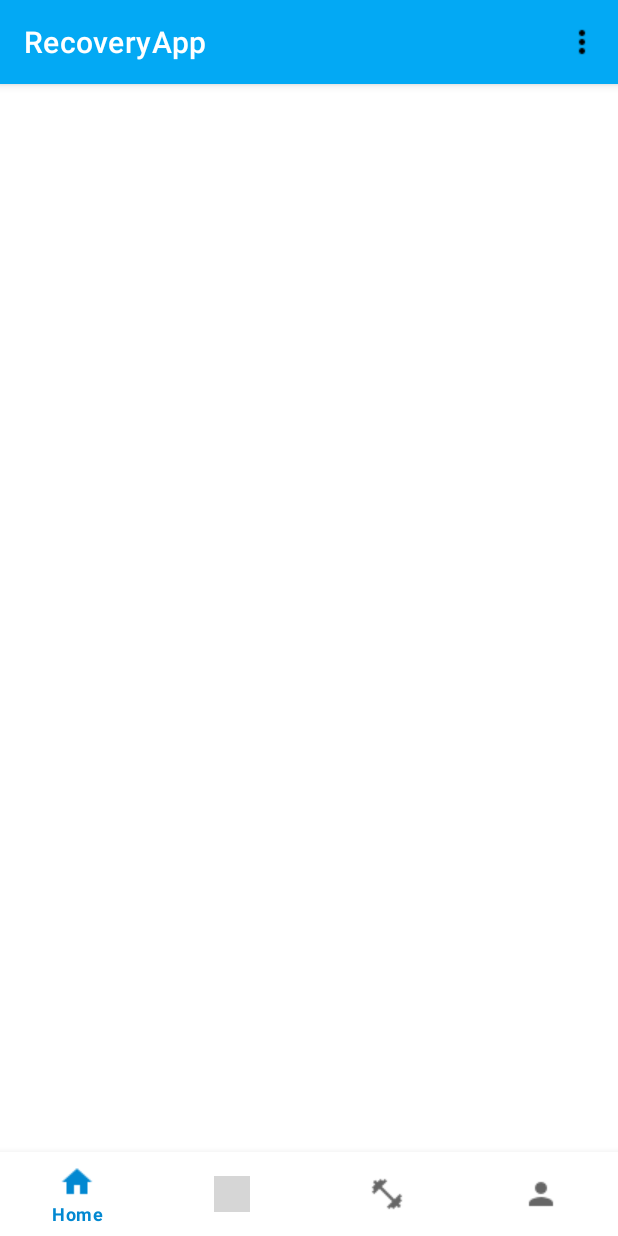
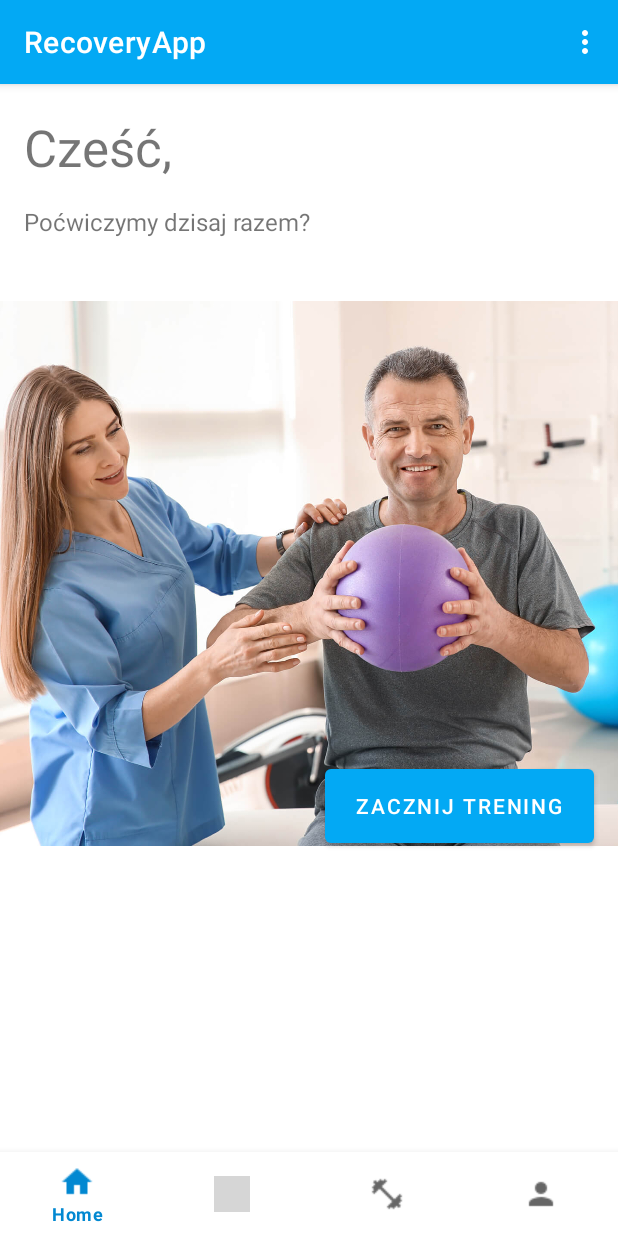
Before and after one commit to SebaPL21/RecoveryApp, an Android app: the screen it shows after launch (MainActivity), on a phone screen of 412 x 824 dp. Run offline under Robolectric (Android 15) with nearby library versions, the light colour scheme and no system bars; grey boxes are pictures that could not be loaded.

Commit message:
Add fragments to bottom navigation

```diff
--- a/app/build.gradle
+++ b/app/build.gradle
@@ -32,6 +32,7 @@ dependencies {
     implementation 'androidx.appcompat:appcompat:1.3.1'
     implementation 'com.google.android.material:material:1.4.0'
     implementation 'androidx.constraintlayout:constraintlayout:2.1.1'
+    implementation 'androidx.legacy:legacy-support-v4:1.0.0'
     testImplementation 'junit:junit:4.+'
     androidTestImplementation 'androidx.test.ext:junit:1.1.3'
     androidTestImplementation 'androidx.test.espresso:espresso-core:3.4.0'
--- a/app/src/main/AndroidManifest.xml
+++ b/app/src/main/AndroidManifest.xml
@@ -10,7 +10,7 @@
         android:supportsRtl="true"
         android:theme="@style/Theme.RecoveryApp">
         <activity
-            android:name=".viewmodel.MainActivity"
+            android:name=".activities.MainActivity"
             android:exported="true">
             <intent-filter>
                 <action android:name="android.intent.action.MAIN" />
--- /dev/null
+++ b/app/src/main/java/com/recoveryapp/activities/MainActivity.java
@@ -0,0 +1,66 @@
+package com.recoveryapp.activities;
+
+import androidx.annotation.NonNull;
+import androidx.appcompat.app.AppCompatActivity;
+import androidx.fragment.app.Fragment;
+import androidx.fragment.app.FragmentManager;
+
+import android.os.Bundle;
+import android.view.MenuItem;
+
+import com.google.android.material.bottomnavigation.BottomNavigationView;
+import com.google.android.material.navigation.NavigationBarView;
+import com.recoveryapp.fragments.ExercisesFragment;
+import com.recoveryapp.fragments.HomeFragment;
+import com.recoveryapp.fragments.ProfileFragment;
+import com.recoveryapp.R;
+import com.recoveryapp.fragments.WorkoutFragment;
+
+public class MainActivity extends AppCompatActivity {
+    final Fragment homeFragment = new HomeFragment();
+    final Fragment exercisesFragment = new ExercisesFragment();
+    final Fragment workoutFragment = new WorkoutFragment();
+    final Fragment profileFragment = new ProfileFragment();
+    final FragmentManager fragmentManager = getSupportFragmentManager();
+    Fragment active = homeFragment;
+
+    @Override
+    protected void onCreate(Bundle savedInstanceState) {
+        super.onCreate(savedInstanceState);
+        setContentView(R.layout.activity_main);
+
+        fragmentManager.beginTransaction().add(R.id.fragment_container, profileFragment, "4").hide(profileFragment).commit();
+        fragmentManager.beginTransaction().add(R.id.fragment_container, workoutFragment, "3").hide(workoutFragment).commit();
+        fragmentManager.beginTransaction().add(R.id.fragment_container, exercisesFragment, "2").hide(exercisesFragment).commit();
+        fragmentManager.beginTransaction().add(R.id.fragment_container,homeFragment, "1").commit();
+
+        BottomNavigationView bottomNavigation = findViewById(R.id.bottomNavigation);
+        bottomNavigation.setOnItemSelectedListener(new NavigationBarView.OnItemSelectedListener() {
+            @Override
+            public boolean onNavigationItemSelected(@NonNull MenuItem item) {
+                switch (item.getItemId()) {
+                    case R.id.home:
+                        fragmentManager.beginTransaction().hide(active).show(homeFragment).commit();
+                        active = homeFragment;
+                        return true;
+
+                    case R.id.exercises:
+                        fragmentManager.beginTransaction().hide(active).show(exercisesFragment).commit();
+                        active = exercisesFragment;
+                        return true;
+
+                    case R.id.work:
+                        fragmentManager.beginTransaction().hide(active).show(workoutFragment).commit();
+                        active = workoutFragment;
+                        return true;
+                    case R.id.profile:
+                        fragmentManager.beginTransaction().hide(active).show(profileFragment).commit();
+                        active = profileFragment;
+                        return true;
+                }
+                return false;
+            }
+        });
+    }
+
+}
--- /dev/null
+++ b/app/src/main/java/com/recoveryapp/fragments/ExercisesFragment.java
@@ -0,0 +1,66 @@
+package com.recoveryapp.fragments;
+
+import android.os.Bundle;
+
+import androidx.fragment.app.Fragment;
+
+import android.view.LayoutInflater;
+import android.view.View;
+import android.view.ViewGroup;
+
+import com.recoveryapp.R;
+
+/**
+ * A simple {@link Fragment} subclass.
+ * Use the {@link ExercisesFragment#newInstance} factory method to
+ * create an instance of this fragment.
+ */
+public class ExercisesFragment extends Fragment {
+
+    // TODO: Rename parameter arguments, choose names that match
+    // the fragment initialization parameters, e.g. ARG_ITEM_NUMBER
+    private static final String ARG_PARAM1 = "param1";
+    private static final String ARG_PARAM2 = "param2";
+
+    // TODO: Rename and change types of parameters
+    private String mParam1;
+    private String mParam2;
+
+    public ExercisesFragment() {
+        // Required empty public constructor
+    }
+
+    /**
+     * Use this factory method to create a new instance of
+     * this fragment using the provided parameters.
+     *
+     * @param param1 Parameter 1.
+     * @param param2 Parameter 2.
+     * @return A new instance of fragment ExercisesFragment.
+     */
+    // TODO: Rename and change types and number of parameters
+    public static ExercisesFragment newInstance(String param1, String param2) {
+        ExercisesFragment fragment = new ExercisesFragment();
+        Bundle args = new Bundle();
+        args.putString(ARG_PARAM1, param1);
+        args.putString(ARG_PARAM2, param2);
+        fragment.setArguments(args);
+        return fragment;
+    }
+
+    @Override
+    public void onCreate(Bundle savedInstanceState) {
+        super.onCreate(savedInstanceState);
+        if (getArguments() != null) {
+            mParam1 = getArguments().getString(ARG_PARAM1);
+            mParam2 = getArguments().getString(ARG_PARAM2);
+        }
+    }
+
+    @Override
+    public View onCreateView(LayoutInflater inflater, ViewGroup container,
+                             Bundle savedInstanceState) {
+        // Inflate the layout for this fragment
+        return inflater.inflate(R.layout.fragment_exercises, container, false);
+    }
+}
--- /dev/null
+++ b/app/src/main/java/com/recoveryapp/fragments/HomeFragment.java
@@ -0,0 +1,66 @@
+package com.recoveryapp.fragments;
+
+import android.os.Bundle;
+
+import androidx.fragment.app.Fragment;
+
+import android.view.LayoutInflater;
+import android.view.View;
+import android.view.ViewGroup;
+
+import com.recoveryapp.R;
+
+/**
+ * A simple {@link Fragment} subclass.
+ * Use the {@link HomeFragment#newInstance} factory method to
+ * create an instance of this fragment.
+ */
+public class HomeFragment extends Fragment {
+
+    // TODO: Rename parameter arguments, choose names that match
+    // the fragment initialization parameters, e.g. ARG_ITEM_NUMBER
+    private static final String ARG_PARAM1 = "param1";
+    private static final String ARG_PARAM2 = "param2";
+
+    // TODO: Rename and change types of parameters
+    private String mParam1;
+    private String mParam2;
+
+    public HomeFragment() {
+        // Required empty public constructor
+    }
+
+    /**
+     * Use this factory method to create a new instance of
+     * this fragment using the provided parameters.
+     *
+     * @param param1 Parameter 1.
+     * @param param2 Parameter 2.
+     * @return A new instance of fragment HomeFragment.
+     */
+    // TODO: Rename and change types and number of parameters
+    public static HomeFragment newInstance(String param1, String param2) {
+        HomeFragment fragment = new HomeFragment();
+        Bundle args = new Bundle();
+        args.putString(ARG_PARAM1, param1);
+        args.putString(ARG_PARAM2, param2);
+        fragment.setArguments(args);
+        return fragment;
+    }
+
+    @Override
+    public void onCreate(Bundle savedInstanceState) {
+        super.onCreate(savedInstanceState);
+        if (getArguments() != null) {
+            mParam1 = getArguments().getString(ARG_PARAM1);
+            mParam2 = getArguments().getString(ARG_PARAM2);
+        }
+    }
+
+    @Override
+    public View onCreateView(LayoutInflater inflater, ViewGroup container,
+                             Bundle savedInstanceState) {
+        // Inflate the layout for this fragment
+        return inflater.inflate(R.layout.fragment_home, container, false);
+    }
+}
--- /dev/null
+++ b/app/src/main/java/com/recoveryapp/fragments/ProfileFragment.java
@@ -0,0 +1,66 @@
+package com.recoveryapp.fragments;
+
+import android.os.Bundle;
+
+import androidx.fragment.app.Fragment;
+
+import android.view.LayoutInflater;
+import android.view.View;
+import android.view.ViewGroup;
+
+import com.recoveryapp.R;
+
+/**
+ * A simple {@link Fragment} subclass.
+ * Use the {@link ProfileFragment#newInstance} factory method to
+ * create an instance of this fragment.
+ */
+public class ProfileFragment extends Fragment {
+
+    // TODO: Rename parameter arguments, choose names that match
+    // the fragment initialization parameters, e.g. ARG_ITEM_NUMBER
+    private static final String ARG_PARAM1 = "param1";
+    private static final String ARG_PARAM2 = "param2";
+
+    // TODO: Rename and change types of parameters
+    private String mParam1;
+    private String mParam2;
+
+    public ProfileFragment() {
+        // Required empty public constructor
+    }
+
+    /**
+     * Use this factory method to create a new instance of
+     * this fragment using the provided parameters.
+     *
+     * @param param1 Parameter 1.
+     * @param param2 Parameter 2.
+     * @return A new instance of fragment ProfileFragment.
+     */
+    // TODO: Rename and change types and number of parameters
+    public static ProfileFragment newInstance(String param1, String param2) {
+        ProfileFragment fragment = new ProfileFragment();
+        Bundle args = new Bundle();
+        args.putString(ARG_PARAM1, param1);
+        args.putString(ARG_PARAM2, param2);
+        fragment.setArguments(args);
+        return fragment;
+    }
+
+    @Override
+    public void onCreate(Bundle savedInstanceState) {
+        super.onCreate(savedInstanceState);
+        if (getArguments() != null) {
+            mParam1 = getArguments().getString(ARG_PARAM1);
+            mParam2 = getArguments().getString(ARG_PARAM2);
+        }
+    }
+
+    @Override
+    public View onCreateView(LayoutInflater inflater, ViewGroup container,
+                             Bundle savedInstanceState) {
+        // Inflate the layout for this fragment
+        return inflater.inflate(R.layout.fragment_profile, container, false);
+    }
+}
--- /dev/null
+++ b/app/src/main/java/com/recoveryapp/fragments/WorkoutFragment.java
@@ -0,0 +1,66 @@
+package com.recoveryapp.fragments;
+
+import android.os.Bundle;
+
+import androidx.fragment.app.Fragment;
+
+import android.view.LayoutInflater;
+import android.view.View;
+import android.view.ViewGroup;
+
+import com.recoveryapp.R;
+
+/**
+ * A simple {@link Fragment} subclass.
+ * Use the {@link WorkoutFragment#newInstance} factory method to
+ * create an instance of this fragment.
+ */
+public class WorkoutFragment extends Fragment {
+
+    // TODO: Rename parameter arguments, choose names that match
+    // the fragment initialization parameters, e.g. ARG_ITEM_NUMBER
+    private static final String ARG_PARAM1 = "param1";
+    private static final String ARG_PARAM2 = "param2";
+
+    // TODO: Rename and change types of parameters
+    private String mParam1;
+    private String mParam2;
+
+    public WorkoutFragment() {
+        // Required empty public constructor
+    }
+
+    /**
+     * Use this factory method to create a new instance of
+     * this fragment using the provided parameters.
+     *
+     * @param param1 Parameter 1.
+     * @param param2 Parameter 2.
+     * @return A new instance of fragment WorkoutFragment.
+     */
+    // TODO: Rename and change types and number of parameters
+    public static WorkoutFragment newInstance(String param1, String param2) {
+        WorkoutFragment fragment = new WorkoutFragment();
+        Bundle args = new Bundle();
+        args.putString(ARG_PARAM1, param1);
+        args.putString(ARG_PARAM2, param2);
+        fragment.setArguments(args);
+        return fragment;
+    }
+
+    @Override
+    public void onCreate(Bundle savedInstanceState) {
+        super.onCreate(savedInstanceState);
+        if (getArguments() != null) {
+            mParam1 = getArguments().getString(ARG_PARAM1);
+            mParam2 = getArguments().getString(ARG_PARAM2);
+        }
+    }
+
+    @Override
+    public View onCreateView(LayoutInflater inflater, ViewGroup container,
+                             Bundle savedInstanceState) {
+        // Inflate the layout for this fragment
+        return inflater.inflate(R.layout.fragment_workout, container, false);
+    }
+}
--- a/app/src/main/res/layout/activity_main.xml
+++ b/app/src/main/res/layout/activity_main.xml
@@ -26,6 +26,12 @@
 
     </com.google.android.material.appbar.AppBarLayout>
 
+    <FrameLayout
+        android:id="@+id/fragment_container"
+        android:layout_width="match_parent"
+        android:layout_height="match_parent"
+        android:layout_above="@id/bottomNavigation"/>
+
     <com.google.android.material.bottomnavigation.BottomNavigationView
         android:id="@+id/bottomNavigation"
         android:layout_width="0dp"
--- /dev/null
+++ b/app/src/main/res/layout/fragment_home.xml
@@ -0,0 +1,58 @@
+<?xml version="1.0" encoding="utf-8"?>
+<androidx.constraintlayout.widget.ConstraintLayout xmlns:android="http://schemas.android.com/apk/res/android"
+    xmlns:app="http://schemas.android.com/apk/res-auto"
+    xmlns:tools="http://schemas.android.com/tools"
+    android:layout_width="match_parent"
+    android:layout_height="match_parent"
+    android:orientation="vertical">
+
+    <ImageView
+        android:id="@+id/imageView"
+        android:layout_width="431dp"
+        android:layout_height="654dp"
+        android:layout_marginBottom="39dp"
+        android:src="@drawable/img1"
+        app:layout_constraintBottom_toBottomOf="parent"
+        app:layout_constraintEnd_toEndOf="parent"
+        app:layout_constraintTop_toTopOf="parent"
+        app:layout_constraintVertical_bias="0.421" />
+
+    <TextView
+        android:id="@+id/textView5"
+        android:layout_width="210dp"
+        android:layout_height="50dp"
+        android:text="Poćwiczymy dzisaj razem?"
+        android:textSize="16sp"
+        app:layout_constraintBottom_toBottomOf="parent"
+        app:layout_constraintEnd_toEndOf="parent"
+        app:layout_constraintHorizontal_bias="0.079"
+        app:layout_constraintStart_toStartOf="parent"
+        app:layout_constraintTop_toTopOf="parent"
+        app:layout_constraintVertical_bias="0.177" />
+
+    <TextView
+        android:id="@+id/textView"
+        android:layout_width="110dp"
+        android:layout_height="45dp"
+        android:text="Cześć,"
+        android:textSize="34sp"
+        app:layout_constraintBottom_toBottomOf="parent"
+        app:layout_constraintEnd_toEndOf="parent"
+        app:layout_constraintHorizontal_bias="0.053"
+        app:layout_constraintStart_toStartOf="parent"
+        app:layout_constraintTop_toTopOf="parent"
+        app:layout_constraintVertical_bias="0.097" />
+
+    <Button
+        android:id="@+id/button2"
+        android:layout_width="179dp"
+        android:layout_height="61dp"
+        android:text="Zacznij trening"
+        app:layout_constraintBottom_toBottomOf="parent"
+        app:layout_constraintEnd_toEndOf="parent"
+        app:layout_constraintHorizontal_bias="0.931"
+        app:layout_constraintStart_toStartOf="parent"
+        app:layout_constraintTop_toTopOf="parent"
+        app:layout_constraintVertical_bias="0.664" />
+
+</androidx.constraintlayout.widget.ConstraintLayout>
--- a/app/src/main/res/menu/top_app_bar.xml
+++ b/app/src/main/res/menu/top_app_bar.xml
@@ -2,8 +2,18 @@
 <menu xmlns:android="http://schemas.android.com/apk/res/android"
     xmlns:app="http://schemas.android.com/apk/res-auto">
     <item
-        android:id="@+id/info"
-        android:title="@string/text_label_more"
+        android:id="@+id/settings"
+        android:title="@string/text_label_settings"
         android:icon="@drawable/baseline_more_vert_black_24dp"
-        app:showAsAction="ifRoom"/>
+        app:showAsAction="never"/>
+    <item
+        android:id="@+id/about_as"
+        android:title="@string/text_label_about_as"
+        android:icon="@drawable/baseline_more_vert_black_24dp"
+        app:showAsAction="never"/>
+    <item
+        android:id="@+id/help"
+        android:title="@string/text_label_help"
+        android:icon="@drawable/baseline_more_vert_black_24dp"
+        app:showAsAction="never"/>
 </menu>
--- a/app/src/main/res/values/strings.xml
+++ b/app/src/main/res/values/strings.xml
@@ -2,11 +2,15 @@
     <string name="app_name">RecoveryApp</string>
 
     <string name="text_label_home">Home</string>
-    <string name="text_label_exercises">Exercises</string>
-    <string name="text_label_workout">Workout</string>
-    <string name="text_label_profile">Profile</string>
+    <string name="text_label_exercises">Ćwiczenia</string>
+    <string name="text_label_workout">Trening</string>
+    <string name="text_label_profile">Profil</string>
 
     <string name="text_label_more">More</string>
-    <string name="text_label_about_as">About as</string>
+    <string name="text_label_about_as">O nas</string>
     <string name="text_label_info">About as</string>
+    <string name="text_label_settings">Ustawienia</string>
+    <string name="text_label_help">Pomoc</string>
+    <!-- TODO: Remove or change this placeholder text -->
+    <string name="hello_blank_fragment">Hello blank fragment</string>
 </resources>
```
Also changed, not shown: app/src/main/java/com/recoveryapp/viewmodel/MainActivity.java (deleted, +0 -19 lines), app/src/main/res/layout/fragment_exercises.xml (added, +19 -0 lines), app/src/main/res/layout/fragment_profile.xml (added, +20 -0 lines), app/src/main/res/layout/fragment_workout.xml (added, +20 -0 lines), app/src/main/res/drawable/img1.jpg (added).
